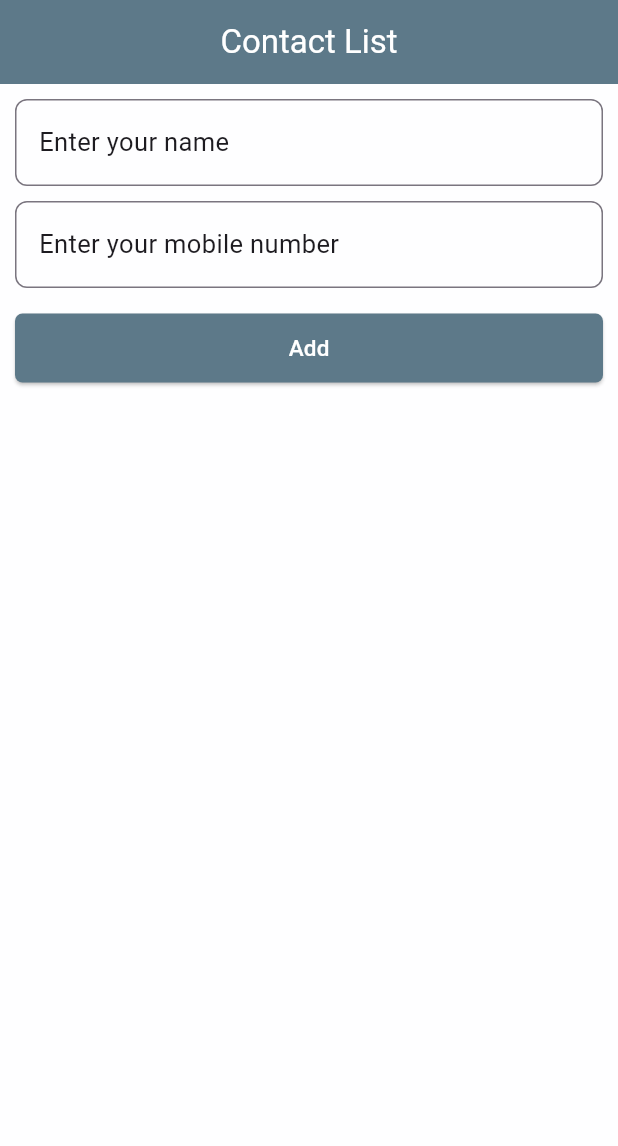
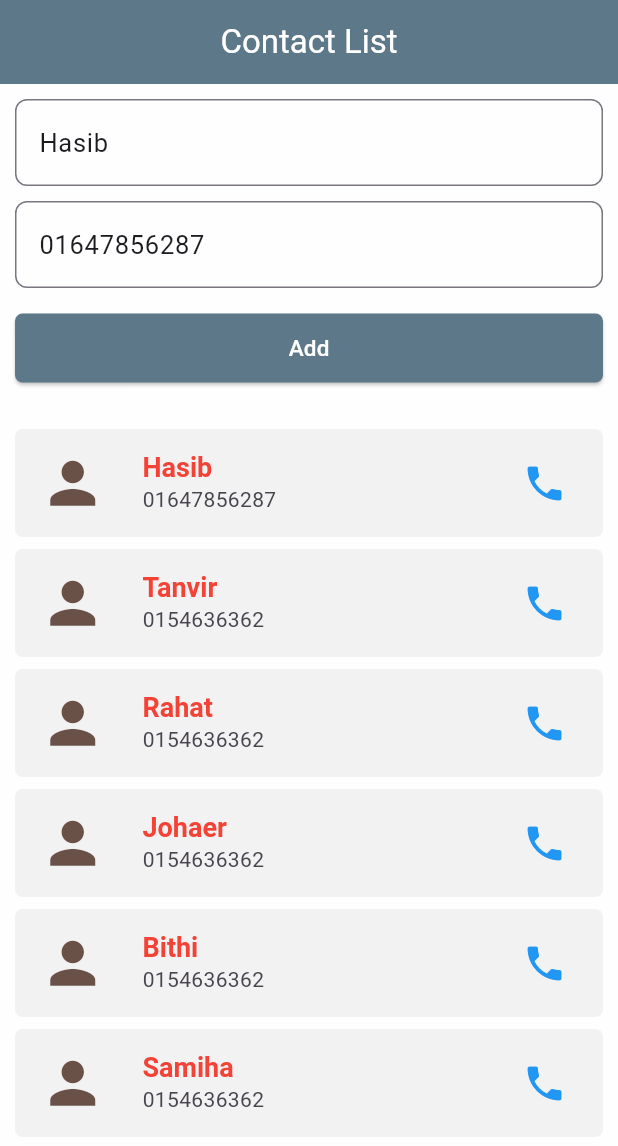
Before and after one commit to TanvirAlHasib/assignment_06, a Flutter app: the screen it shows after launch, on a phone screen of 412 x 824 dp. Shown: the top 1146 px of the screen. Run offline on Flutter 3.47's test engine with Material 3 defaults, Android fonts, the phone set to English and light mode, and no system bars.

Commit message:
coded some feature to meet the requirements of assignment

```diff
--- a/lib/screens/home_screen.dart
+++ b/lib/screens/home_screen.dart
@@ -50,9 +50,24 @@ class HomeScreenBody extends StatefulWidget {
 
 class _homeScreenBuilder extends State<HomeScreenBody>{
 
-  final List<User> contact = [];
+  // some default user according to the assignment
+  final List<User> contact = [
+    User(name: "Hasib", phone: "01647856287"),
+    User(name: "Tanvir", phone: "0154636362"),
+    User(name: "Rahat", phone: "0154636362"),
+    User(name: "Johaer", phone: "0154636362"),
+    User(name: "Bithi", phone: "0154636362"),
+    User(name: "Samiha", phone: "0154636362"),
+  ];
   final TextEditingController nameController = TextEditingController();
   final TextEditingController phoneController = TextEditingController();
+
+  @override
+  void initState() {
+    super.initState();
+    nameController.text = contact[0].name;
+    phoneController.text = contact[0].phone;
+  }
 
   @override
   Widget build(BuildContext context) {
@@ -142,6 +157,7 @@ class _homeScreenBuilder extends State<HomeScreenBody>{
                         titleTextStyle: TextStyle(color: Colors.red, fontSize: 18, fontWeight: FontWeight(600)),
                         subtitle: Text(user.phone),
                         trailing: Icon(Icons.phone, color: Colors.blue, size: 30,),
+                        shape: RoundedRectangleBorder(borderRadius: BorderRadiusGeometry.circular(5)),
                         horizontalTitleGap: 24,
                       ),
                       const SizedBox(
```
